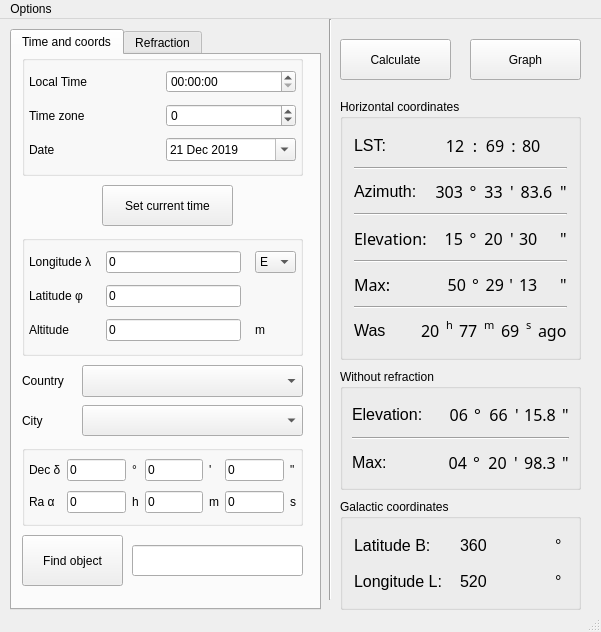
Qt form GUI/mainwindow.ui (IamNotProgrammer/Star-height) before a commit.
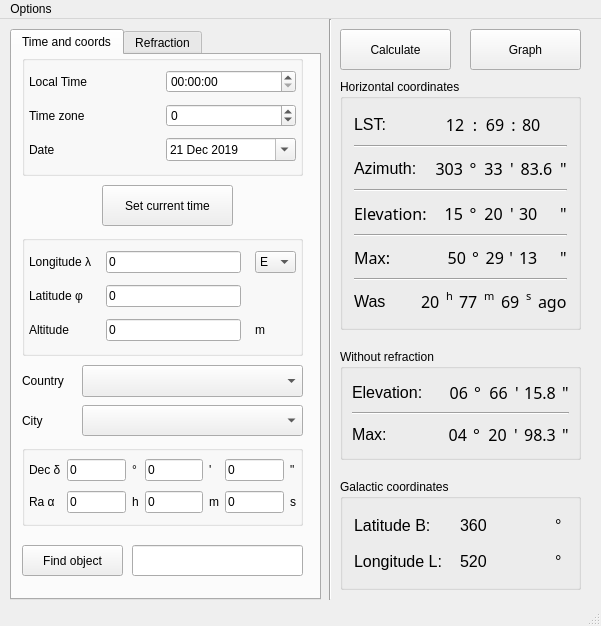
The same form after that commit. Icons and pictures are not drawn.

```diff
--- a/GUI/mainwindow.ui
+++ b/GUI/mainwindow.ui
@@ -7,7 +7,7 @@
     <x>0</x>
     <y>0</y>
     <width>601</width>
-    <height>632</height>
+    <height>626</height>
    </rect>
   </property>
   <property name="maximumSize">
@@ -28,7 +28,7 @@
     <property name="geometry">
      <rect>
       <x>340</x>
-      <y>20</y>
+      <y>10</y>
       <width>111</width>
       <height>41</height>
      </rect>
@@ -41,9 +41,9 @@
     <property name="geometry">
      <rect>
       <x>340</x>
-      <y>80</y>
+      <y>60</y>
       <width>241</width>
-      <height>261</height>
+      <height>251</height>
      </rect>
     </property>
     <property name="title">
@@ -968,7 +968,7 @@
     <property name="geometry">
      <rect>
       <x>340</x>
-      <y>480</y>
+      <y>460</y>
       <width>241</width>
       <height>111</height>
      </rect>
@@ -1114,7 +1114,7 @@
       <x>10</x>
       <y>10</y>
       <width>311</width>
-      <height>581</height>
+      <height>571</height>
      </rect>
     </property>
     <property name="currentIndex">
@@ -1563,9 +1563,9 @@
       <property name="geometry">
        <rect>
         <x>10</x>
-        <y>480</y>
+        <y>490</y>
         <width>101</width>
-        <height>51</height>
+        <height>31</height>
        </rect>
       </property>
       <property name="text">
@@ -1719,9 +1719,9 @@
     <property name="geometry">
      <rect>
       <x>340</x>
-      <y>350</y>
+      <y>330</y>
       <width>241</width>
-      <height>121</height>
+      <height>111</height>
      </rect>
     </property>
     <property name="title">
@@ -2156,7 +2156,7 @@
     <property name="geometry">
      <rect>
       <x>470</x>
-      <y>20</y>
+      <y>10</y>
       <width>111</width>
       <height>41</height>
      </rect>
```
Left out of the diff: 3 changed lines with no effect on the pictures.
